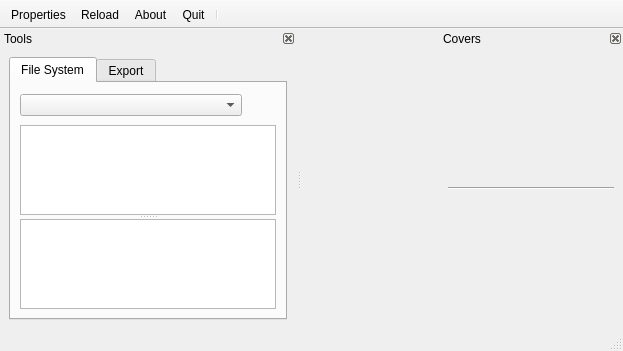
First picture: the form in qwbfs/src/UIMain.ui, repository amestica/qwbfs, before the edit.
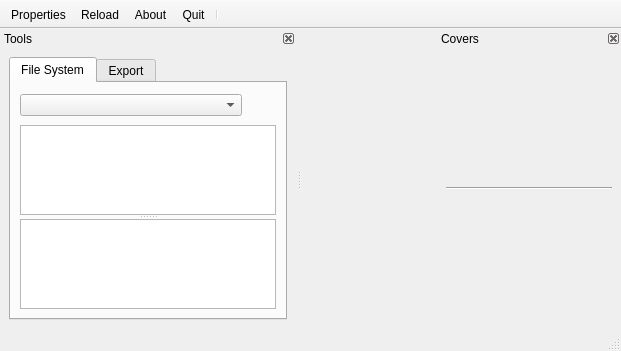
Second picture: the form after the edit. Icons and pictures are not drawn. Custom widgets are drawn as their Qt base class.

The edit to the form file:
```diff
--- a/qwbfs/src/UIMain.ui
+++ b/qwbfs/src/UIMain.ui
@@ -6,7 +6,7 @@
    <rect>
     <x>0</x>
     <y>0</y>
-    <width>623</width>
+    <width>621</width>
     <height>351</height>
    </rect>
   </property>
@@ -283,7 +283,7 @@
    <property name="maximumSize">
     <size>
      <width>184</width>
-     <height>524287</height>
+     <height>16777215</height>
     </size>
    </property>
    <property name="features">
```
